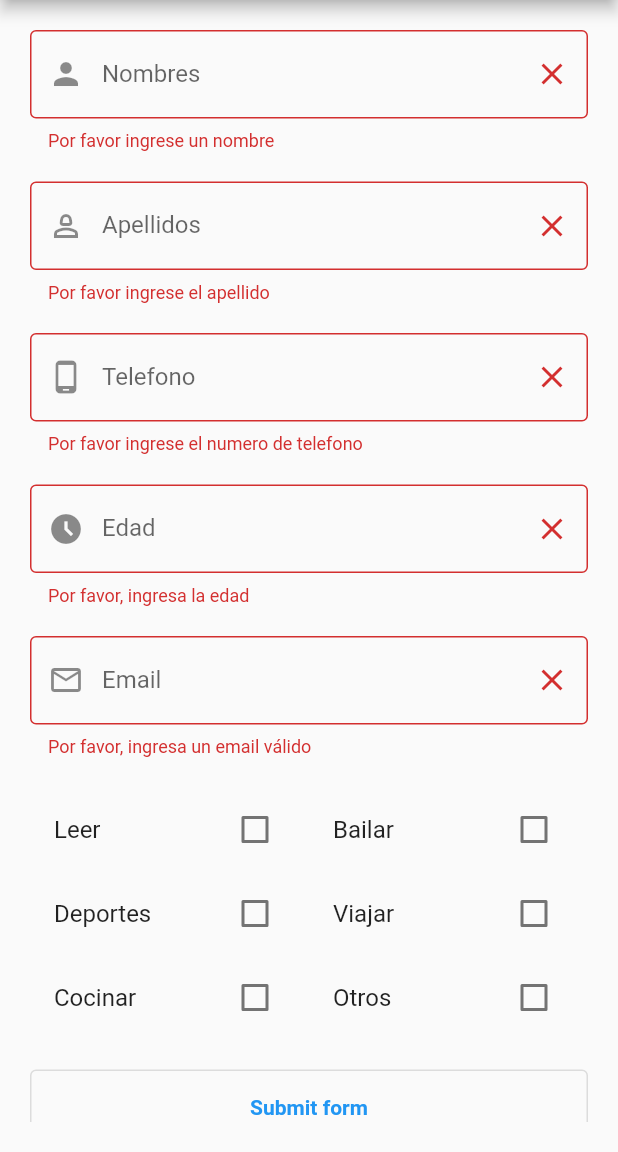
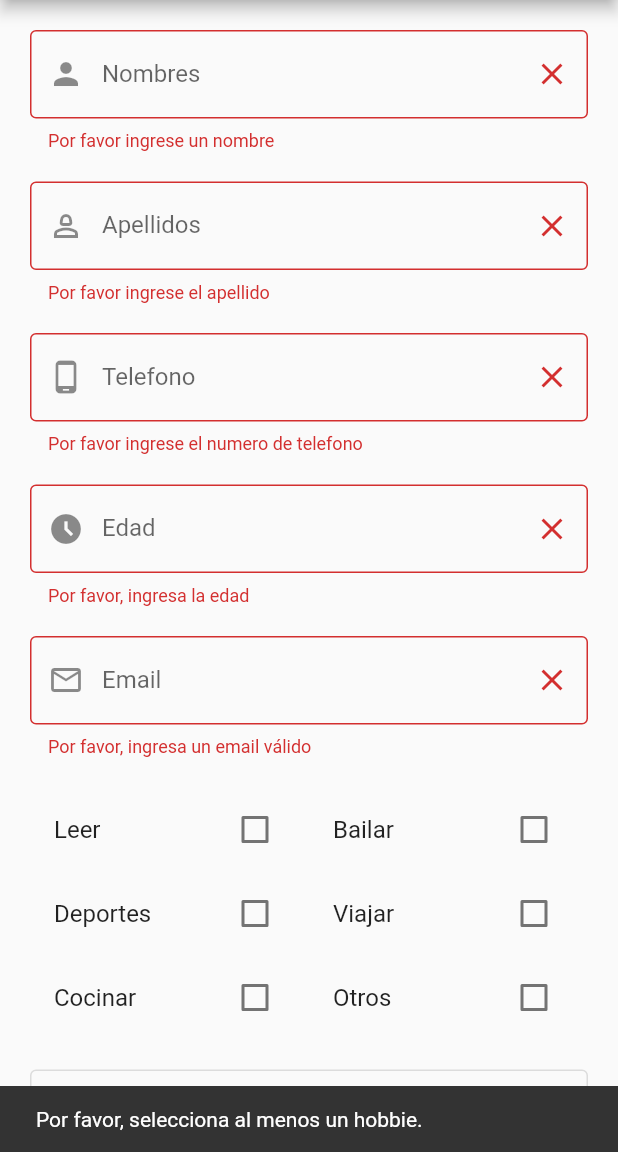
Before and after one commit to FelipeFranco0101/contact_app, a Flutter app: the FormContact screen opened directly, after a tap on "Submit form", on a phone screen of 412 x 824 dp, the part 84-1236 px from its top. Run offline on Flutter 3.47's test engine with Material 2 defaults, Android fonts, the phone set to English and light mode, and no system bars; our stand-ins replace flutter_svg, sqflite; accounts and stored records are empty.

Commit message:
añadido control para que hobbies no sea nulo

```diff
--- a/lib/contact_home_page.dart
+++ b/lib/contact_home_page.dart
@@ -380,7 +380,7 @@ class _ContactHomeState extends State<ContactHomePages> {
           ),
           title: Text("${contact.nombres} ${contact.apellidos}"),
           subtitle: Text(
-              "Edad: ${contact.edad} \nCel: ${contact.telefono} \nEmail: ${contact.email} "),
+              "Edad: ${contact.edad} \nCel: ${contact.telefono} \nEmail: ${contact.email} \nHobbies: ${contact.hobbies?.join(', ') ?? 'N/A'}"),
           trailing: Wrap(
             spacing: -8,
             children: <Widget>[
--- a/lib/form_contact_page.dart
+++ b/lib/form_contact_page.dart
@@ -23,6 +23,9 @@ class FormContactState extends State<FormContact> {
   var edadController = TextEditingController();
   var emailController = TextEditingController();
   List<String> hobbies = [];
+  bool isAnyCheckboxSelected() {
+    return hobbies.isNotEmpty;
+  }
 
   late DatabaseHelper databaseHelper;
 
@@ -266,14 +269,22 @@ class FormContactState extends State<FormContact> {
 
   OutlinedButton submitForm(BuildContext context) {
     return OutlinedButton(
-        style: OutlinedButton.styleFrom(minimumSize: const Size(200, 50)),
-        onPressed: () {
-          if (_formKey.currentState!.validate()) {
-            widget.contactEdit != null ? updateContact() : _saveRecord();
-          }
-        },
-        child: Text(widget.contactEdit != null ? 'Update' : 'Submit form',
-            style: const TextStyle(fontWeight: FontWeight.bold)));
+      style: OutlinedButton.styleFrom(minimumSize: const Size(200, 50)),
+      onPressed: () {
+        if (_formKey.currentState!.validate() && isAnyCheckboxSelected()) {
+          widget.contactEdit != null ? updateContact() : _saveRecord();
+        } else {
+          ScaffoldMessenger.of(context).showSnackBar(
+            const SnackBar(
+                content: Text('Por favor, selecciona al menos un hobbie.')),
+          );
+        }
+      },
+      child: Text(
+        widget.contactEdit != null ? 'Update' : 'Submit form',
+        style: const TextStyle(fontWeight: FontWeight.bold),
+      ),
+    );
   }
 
   void _saveRecord() async {
--- a/lib/lista_hobbies.dart
+++ b/lib/lista_hobbies.dart
@@ -9,7 +9,7 @@ class ListaHobbiesPage extends StatefulWidget {
 }
 
 class _ListaHobbiesPageState extends State<ListaHobbiesPage> {
-  List<Hobby> _hobbies = [];
+  List<Hobbie> _hobbies = [];
 
   @override
   void initState() {
@@ -24,12 +24,12 @@ class _ListaHobbiesPageState extends State<ListaHobbiesPage> {
 
     for (Contact contact in contacts) {
       if (contact.hobbies != null) {
-        for (String? hobby in contact.hobbies!) {
-          if (hobby != null) {
-            if (hobbiesCount.containsKey(hobby)) {
-              hobbiesCount[hobby] = (hobbiesCount[hobby] ?? 0) + 1;
+        for (String? hobbie in contact.hobbies!) {
+          if (hobbie != null) {
+            if (hobbiesCount.containsKey(hobbie)) {
+              hobbiesCount[hobbie] = (hobbiesCount[hobbie] ?? 0) + 1;
             } else {
-              hobbiesCount[hobby] = 1;
+              hobbiesCount[hobbie] = 1;
             }
           }
         }
@@ -37,14 +37,14 @@ class _ListaHobbiesPageState extends State<ListaHobbiesPage> {
     }
 
     _hobbies = hobbiesCount.entries
-        .map((entry) => Hobby(name: entry.key, likes: entry.value))
+        .map((entry) => Hobbie(name: entry.key, likes: entry.value))
         .toList();
 
-    // Mover el hobby "Otros" al final de la lista
-    int otrosIndex = _hobbies.indexWhere((hobby) => hobby.name == "Otros");
+    // Mover el hobbie "Otros" al final de la lista
+    int otrosIndex = _hobbies.indexWhere((hobbie) => hobbie.name == "Otros");
     if (otrosIndex != -1) {
-      Hobby otrosHobby = _hobbies.removeAt(otrosIndex);
-      _hobbies.add(otrosHobby);
+      Hobbie otrosHobbie = _hobbies.removeAt(otrosIndex);
+      _hobbies.add(otrosHobbie);
     }
 
     setState(() {});
@@ -72,9 +72,9 @@ class _ListaHobbiesPageState extends State<ListaHobbiesPage> {
   }
 }
 
-class Hobby {
+class Hobbie {
   final String name;
   final int likes;
 
-  Hobby({required this.name, required this.likes});
+  Hobbie({required this.name, required this.likes});
 }
```
